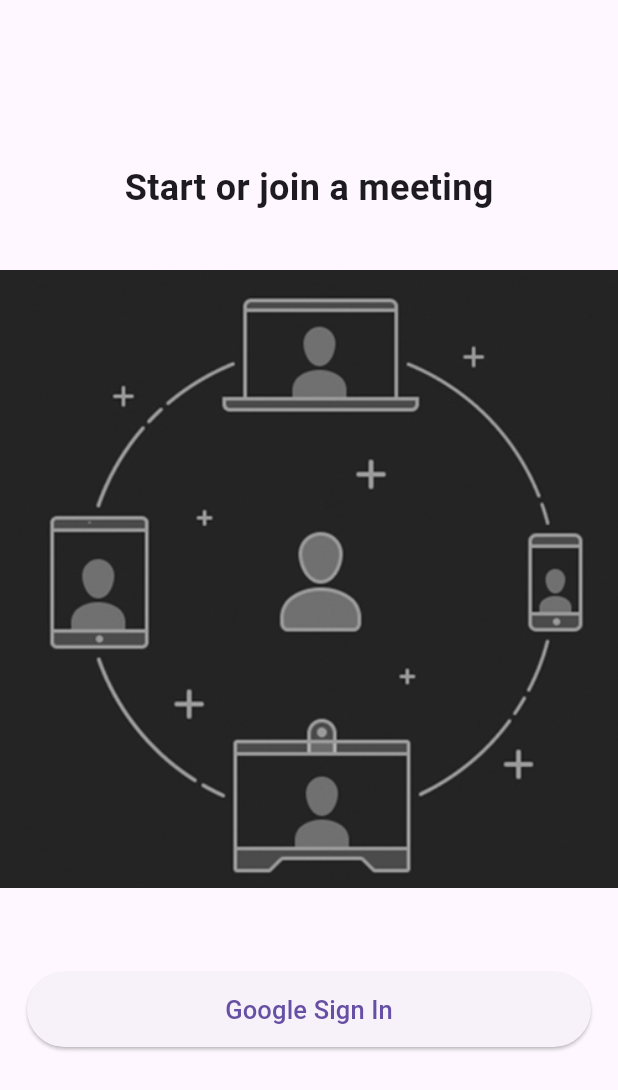
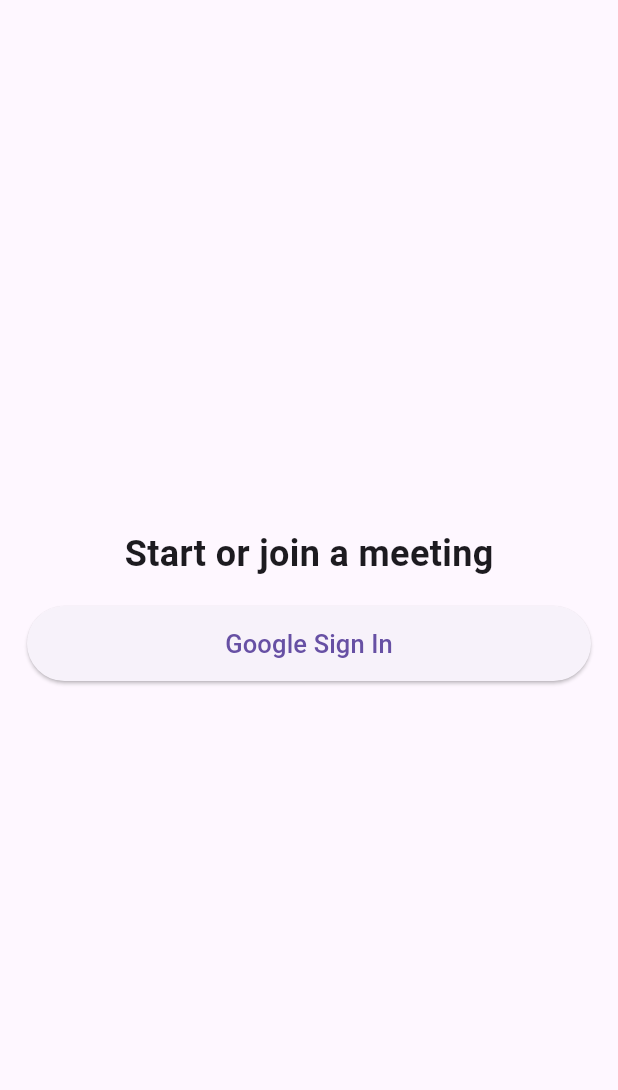
Before and after one commit to abenidev/Video_call_flutter_app, a Flutter app: the screen it shows after launch, on a phone screen of 412 x 824 dp. Shown: the top 1090 px of the screen. Run offline on Flutter 3.47's test engine with Material 3 defaults, Android fonts, the phone set to English and light mode, and no system bars; our stand-ins replace cloud_firestore, firebase_auth, firebase_core, google_sign_in; missing offline and left inert: jitsi_meet_flutter_sdk; accounts and stored records are empty.

```diff
--- a/lib/screens/login_screen.dart
+++ b/lib/screens/login_screen.dart
@@ -23,10 +23,10 @@
             'Start or join a meeting',
             style: TextStyle(fontSize: 24, fontWeight: FontWeight.bold),
           ),
-          Padding(
-            padding: const EdgeInsets.symmetric(vertical: 38.0),
-            child: Image.asset('assets/onboarding.jpg'),
-          ),
+          // Padding(
+          //   padding: const EdgeInsets.symmetric(vertical: 38.0),
+          //   child: Image.asset('assets/onboarding.jpg'),
+          // ),
           CustomButton(
             label: 'Google Sign In',
             onPressed: () async {
--- a/lib/screens/meeting_screen.dart
+++ b/lib/screens/meeting_screen.dart
@@ -19,6 +19,8 @@
   void createMeeting() async {
     var random = Random();
     String roomName = (random.nextInt(100000000) + 10000000).toString();
+    // ScaffoldMessenger.of(context).showSnackBar(SnackBar(content: Tex))
+    // showSnackBar(context, 'Room Id: ${roomName}');
     _jitsiMeetMethods.createNewMeeting(
       roomName: roomName,
       isAudioMuted: true,
```
Also changed, not shown: lib/resources/jitsi_meet_method.dart (+24 -1 lines).
